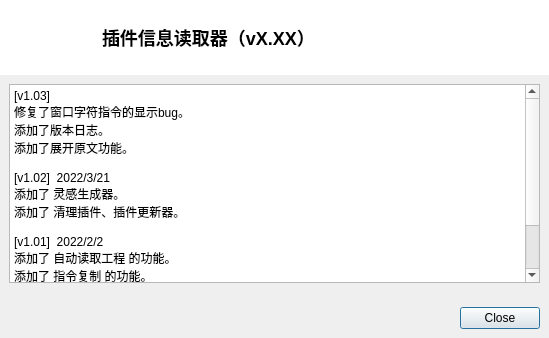
The window that DrillPluginInformationReader/Source/MainModule/versionLog/w_SoftwareVersionLog.ui (DrillUp/DrillPluginInformationReader) describes before a commit, drawn with Qt 5.
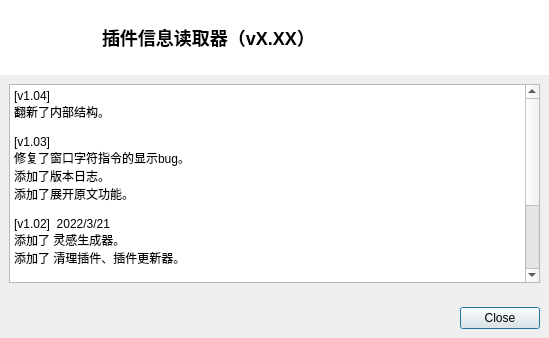
The same window after the commit. Icons and pictures are not drawn.

Commit message: 修复bug

Diff of the .ui file:
```diff
--- a/DrillPluginInformationReader/Source/MainModule/versionLog/w_SoftwareVersionLog.ui
+++ b/DrillPluginInformationReader/Source/MainModule/versionLog/w_SoftwareVersionLog.ui
@@ -156,7 +156,10 @@
             <bool>true</bool>
            </property>
            <property name="plainText">
-            <string>[v1.03]  
+            <string>[v1.04]  
+翻新了内部结构。
+
+[v1.03]  
 修复了窗口字符指令的显示bug。
 添加了版本日志。
 添加了展开原文功能。
```
The commit also changes 2 other files.
